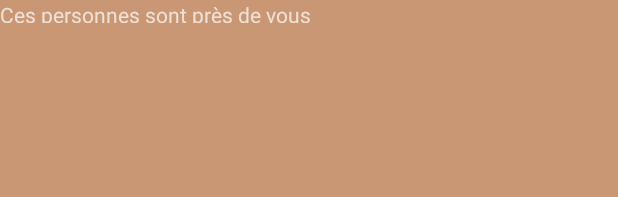
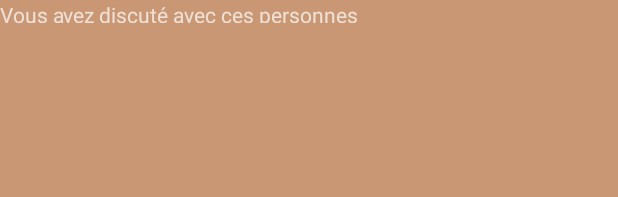
Before and after one commit to Mel1ssa/Android, an Android app: the layout messages.xml on its own in the app's theme, with its tools: preview values and no code run, on a phone screen of 412 x 824 dp. Shown: the top 197 px of the screen. Run offline under Robolectric (Android 15) with nearby library versions, the phone set to English and light mode, and no system bars.

```diff
--- a/app/src/main/res/layout/discussion_row.xml
+++ b/app/src/main/res/layout/discussion_row.xml
@@ -57,6 +57,7 @@
 
 
             <TextView
+                android:id="@+id/user_last_msg"
                 android:layout_width="wrap_content"
                 android:layout_height="wrap_content"
                 android:layout_below="@+id/user_profile_name"
--- a/app/src/main/res/layout/messages.xml
+++ b/app/src/main/res/layout/messages.xml
@@ -13,7 +13,7 @@
             android:id="@+id/myTextView"
             android:layout_width="match_parent"
             android:layout_height="wrap_content"
-            android:text="Ces personnes sont près de vous"
+            android:text="Vous avez discuté avec ces personnes"
             android:maxHeight="15dp"/>
 
     </LinearLayout>
```
Also changed, not shown: app/src/main/java/com/example/mely/seemy_v11/MessageBackground.java (+4 -4 lines), app/src/main/java/com/example/mely/seemy_v11/Messages.java (+4 -4 lines).
